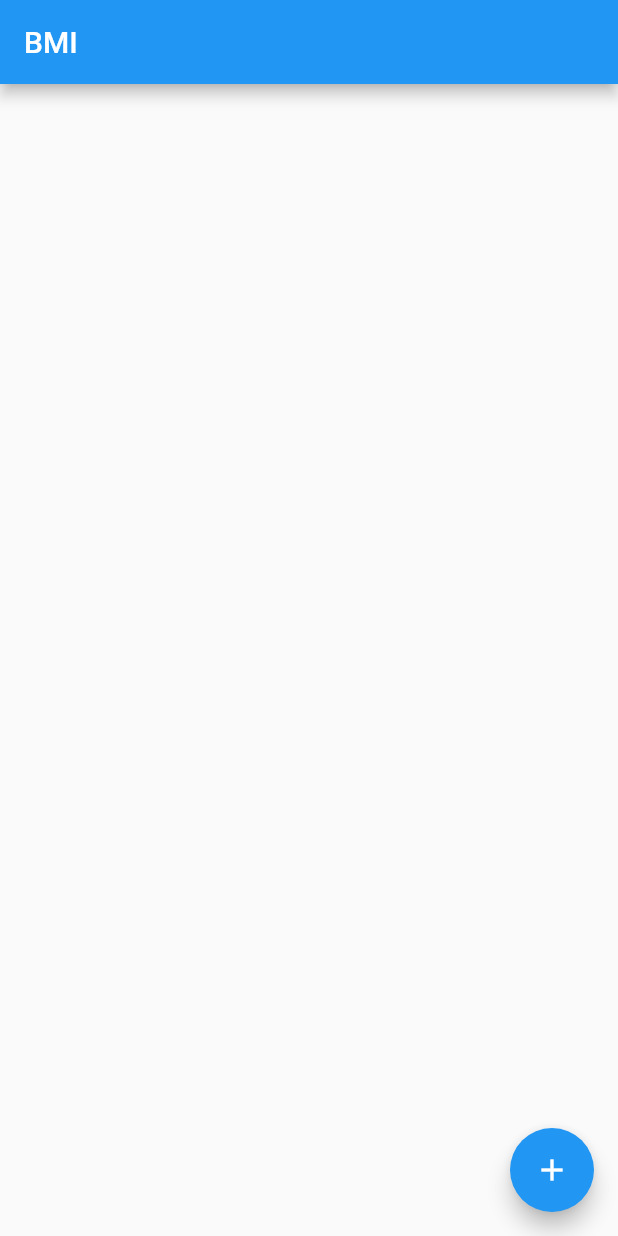
After one commit to nethzsumang/health_app, a Flutter app: the BmiPage screen opened by its route, on a phone screen of 412 x 824 dp. The commit adds this screen. Run offline on Flutter 3.47's test engine with Material 2 defaults, Android fonts, the phone set to English and light mode, and no system bars; our stand-ins replace flutter_bloc, flutter_dotenv, go_router.

Commit message:
feat: add boilerplate for BMI page

```diff
--- /dev/null
+++ b/lib/domains/bmi/pages/bmi_page.dart
@@ -0,0 +1,34 @@
+import 'package:flutter/material.dart';
+
+
+class BmiPage extends StatefulWidget {
+  const BmiPage({super.key, required this.title});
+  final String title;
+
+  @override
+  State<BmiPage> createState() => BmiPageState();
+}
+
+class BmiPageState extends State<BmiPage> {
+
+  @override
+  Widget build(BuildContext context) {
+    return Scaffold(
+      appBar: AppBar(
+        title: Text(widget.title),
+      ),
+      body: Center(
+        child: Column(
+          mainAxisAlignment: MainAxisAlignment.center,
+          children: const <Widget>[
+          ],
+        ),
+      ),
+      floatingActionButton: FloatingActionButton(
+        onPressed: () => {},
+        tooltip: 'Add Record',
+        child: const Icon(Icons.add),
+      ),
+    );
+  }
+}
--- a/lib/main.dart
+++ b/lib/main.dart
@@ -1,6 +1,7 @@
 import 'package:flutter/material.dart';
 import 'package:flutter_dotenv/flutter_dotenv.dart';
 import 'package:health_app/domains/blood_pressure/pages/blood_pressure_page.dart';
+import 'package:health_app/domains/bmi/pages/bmi_page.dart';
 import 'package:health_app/domains/counter/pages/counter_page.dart';
 import 'package:go_router/go_router.dart';
 
@@ -25,6 +26,10 @@ class MyApp extends StatelessWidget {
           GoRoute(
             path: '/blood-pressure',
             builder: (context, state) => const BloodPressurePage(title: 'Blood Pressure')
+          ),
+          GoRoute(
+            path: '/bmi',
+            builder: (context, state) => const BmiPage(title: 'BMI')
           )
         ]
     );
```
